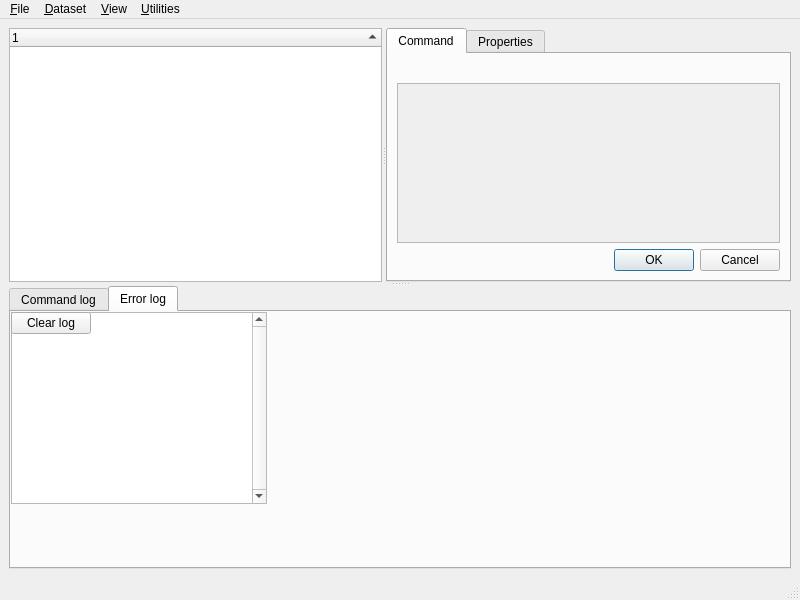
Above: datalad_gooey/resources/ui/main_window.ui from datalad/datalad-gooey before the change. Below: the same form after it.
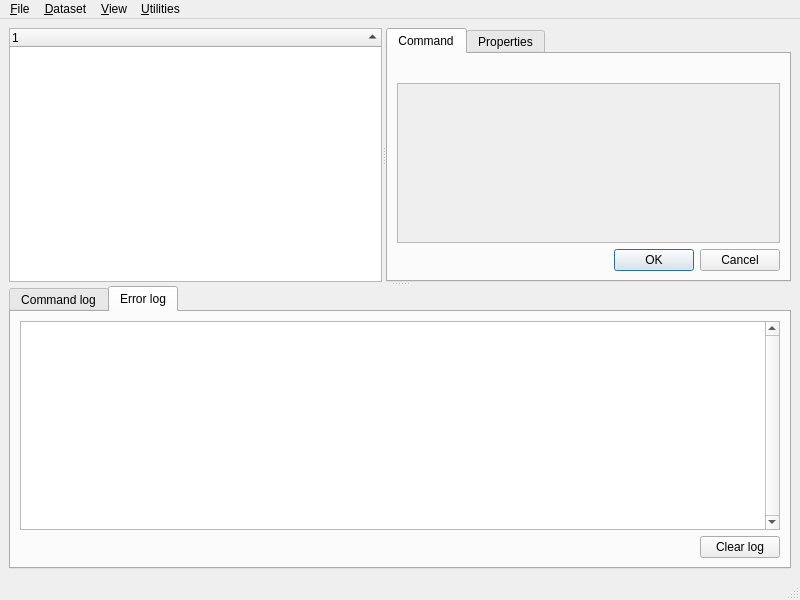
That is the form after the change. The open tabs and pages were chosen to show the change.

Commit message:
Equip error log tab with proper vertical layout
Matches setup of command log

```diff
--- a/datalad_gooey/resources/ui/main_window.ui
+++ b/datalad_gooey/resources/ui/main_window.ui
@@ -165,6 +165,8 @@
         <attribute name="title">
          <string>Error log</string>
         </attribute>
+        <layout class="QVBoxLayout" name="verticalLayout">
+         <item>
         <widget class="QPlainTextEdit" name="errorLog">
          <property name="acceptDrops">
           <bool>false</bool>
@@ -179,11 +181,15 @@
           <enum>Qt::ScrollBarAlwaysOn</enum>
          </property>
         </widget>
+         </item>
+         <item alignment="Qt::AlignRight">
         <widget class="QPushButton" name="clearErrorLogPB">
          <property name="text">
           <string>Clear log</string>
          </property>
         </widget>
+         </item>
+        </layout>
        </widget>
       </widget>
      </widget>
```
Lines whose indentation alone changed are shown as unchanged.
